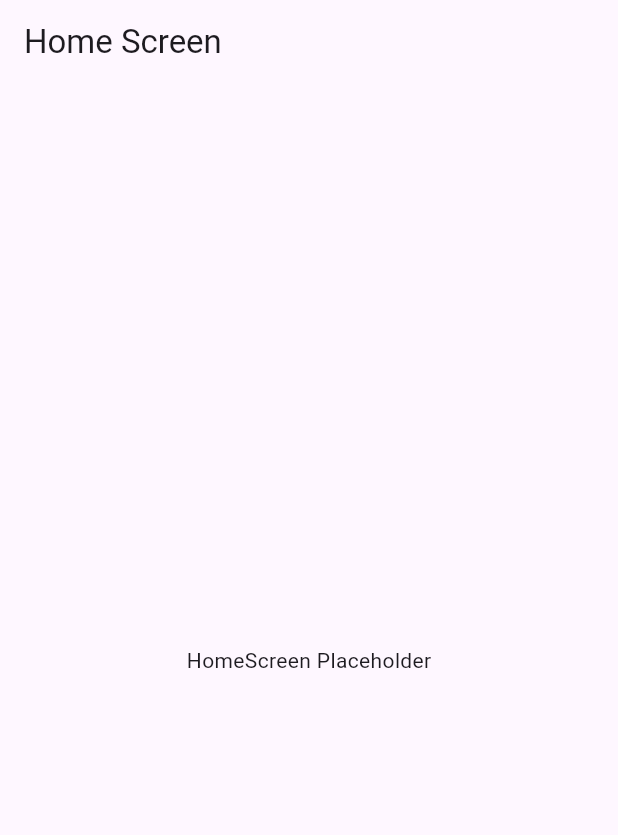
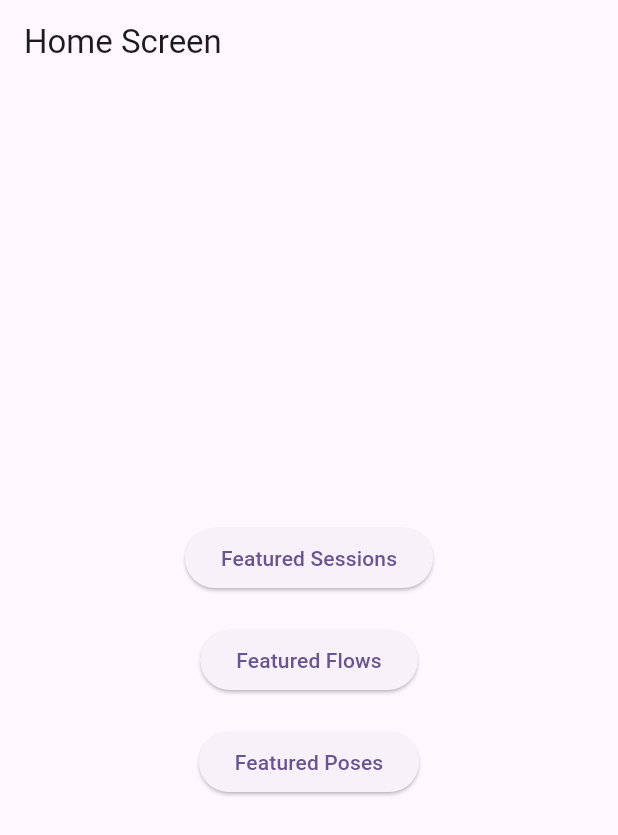
Before and after one commit to omgoshjosh/yogasessions, a Flutter app: the screen it shows after launch, on a phone screen of 412 x 824 dp. Shown: the top 835 px of the screen. Run offline on Flutter 3.47's test engine with Material 3 defaults, Android fonts, the light colour scheme and no system bars; our stand-ins replace cloud_firestore, firebase_core, freezed_annotation, go_router; accounts and stored records are empty.

Commit message:
first couple home buttons

```diff
--- a/lib/screens/home_screen.dart
+++ b/lib/screens/home_screen.dart
@@ -1,13 +1,42 @@
 import 'package:flutter/material.dart';
+import 'package:go_router/go_router.dart'; // Import GoRouter
 
 class HomeScreen extends StatelessWidget {
   const HomeScreen({super.key});
 
   @override
   Widget build(BuildContext context) {
-    return Scaffold(
-      appBar: AppBar(title: const Text('Home Screen')),
-      body: const Center(child: Text('HomeScreen Placeholder')),
+    return Scaffold( // Scaffold cannot be const if children are not all const
+      appBar: AppBar(
+        title: const Text('Home Screen'), // AppBar title can be const
+      ),
+      body: Center(
+        child: Column(
+          mainAxisAlignment: MainAxisAlignment.center,
+          children: <Widget>[
+            ElevatedButton(
+              onPressed: () {
+                context.go('/sessions/featured');
+              },
+              child: const Text('Featured Sessions'),
+            ),
+            const SizedBox(height: 20), // Spacer
+            ElevatedButton(
+              onPressed: () {
+                context.go('/flows/featured');
+              },
+              child: const Text('Featured Flows'),
+            ),
+            const SizedBox(height: 20), // Spacer
+            ElevatedButton(
+              onPressed: () {
+                context.go('/poses/featured');
+              },
+              child: const Text('Featured Poses'),
+            ),
+          ],
+        ),
+      ),
     );
   }
 }
```
Also changed, not shown: lib/screens/settings_screen.dart (+15 -3 lines).
